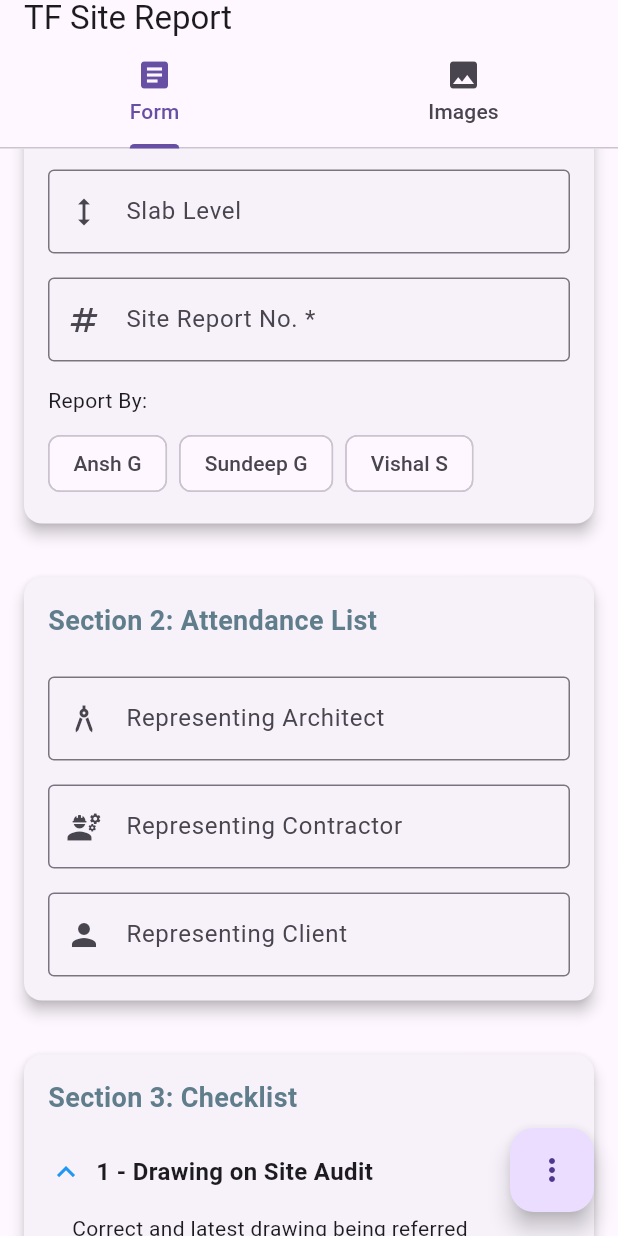
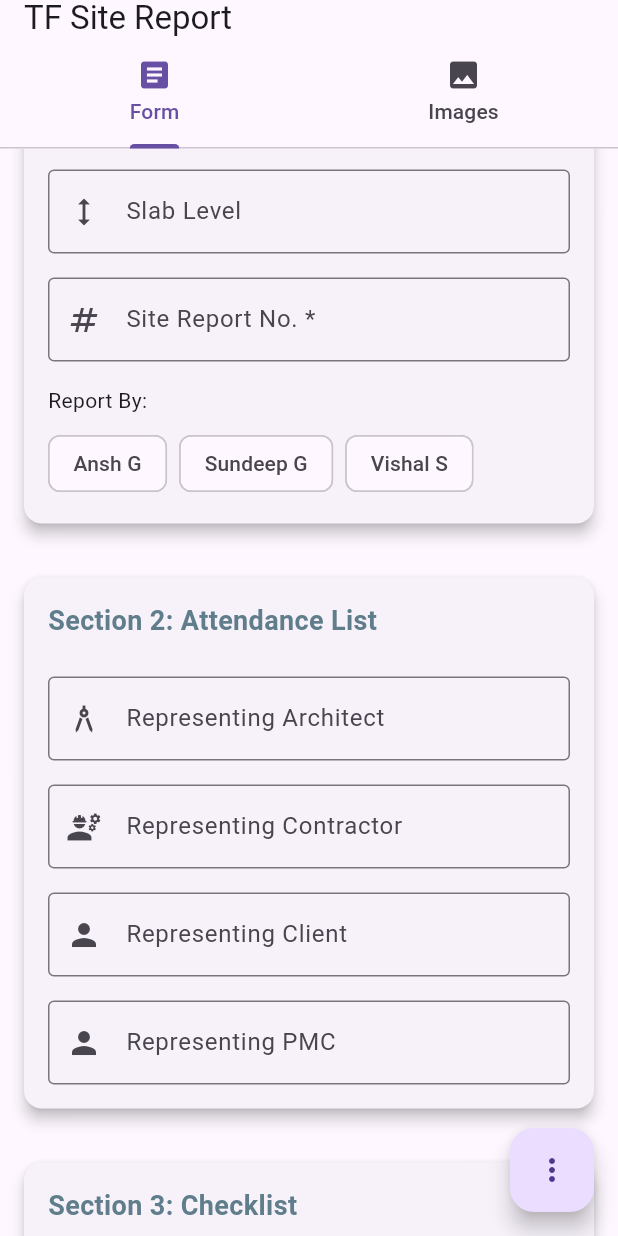
Before and after one commit to anshgwash/site_report_app_v2, a Flutter app: the screen it shows after launch, scrolled down 576 dp, on a phone screen of 412 x 824 dp. Run offline on Flutter 3.47's test engine with Material 3 defaults, Android fonts, the phone set to English and light mode, and no system bars; our stand-ins replace cross_file, flutter_riverpod, image_picker, pdf, share_plus, shared_preferences.

Commit message:
#1: adds general type of check, #3: adds representing pmc

```diff
--- a/lib/form_sections/section_one.dart
+++ b/lib/form_sections/section_one.dart
@@ -19,6 +19,7 @@ class SectionOne extends StatefulWidget {
 class _SectionOneState extends State<SectionOne> {
   // Choice chip options
   final List<String> _checkTypes = [
+    'General',
     'Centerline',
     'Plinth',
     'Slab',
--- a/lib/form_sections/section_two.dart
+++ b/lib/form_sections/section_two.dart
@@ -65,6 +65,13 @@ class SectionTwo extends StatelessWidget {
           icon: Icons.person,
           fieldKey: 'representingClient',
         ),
+
+        const SizedBox(height: 16),
+        _buildAttendeeField(
+          label: 'Representing PMC',
+          icon: Icons.person,
+          fieldKey: 'representingPmc',
+        ),
       ],
     );
   }
--- a/lib/pdf_service.dart
+++ b/lib/pdf_service.dart
@@ -200,6 +200,10 @@ class PdfService {
                 <String>[
                   'Contractor',
                   '${formData['representingContractor'] ?? 'N/A'}',
+                ],
+                <String>[
+                  'Contractor',
+                  '${formData['representingPmc'] ?? 'N/A'}',
                 ],
               ],
             ),
--- a/pubspec.yaml
+++ b/pubspec.yaml
@@ -41,6 +41,7 @@ dependencies:
   cross_file: ^0.3.4+2
   flutter_riverpod: ^2.6.1
   shared_preferences: ^2.5.2
+  flutter_native_splash: ^2.4.5
 
 dev_dependencies:
   flutter_test:
```
Also changed, not shown: pubspec.lock, 2 other files.
